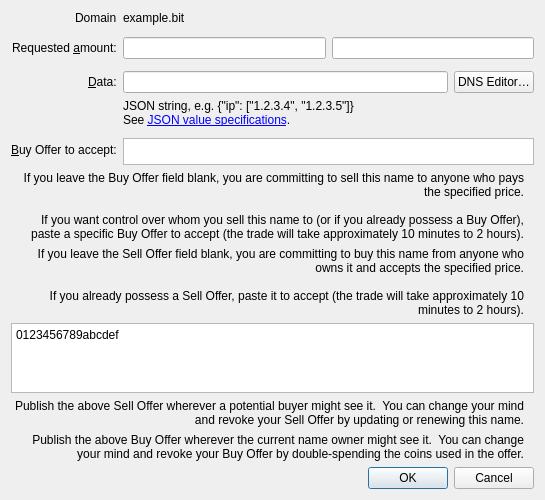
Before: the Qt Designer form electrum_nmc/electrum/gui/qt/forms/tradenamedialog.ui in sevenrats/electrum-nmc, drawn with Qt 5.
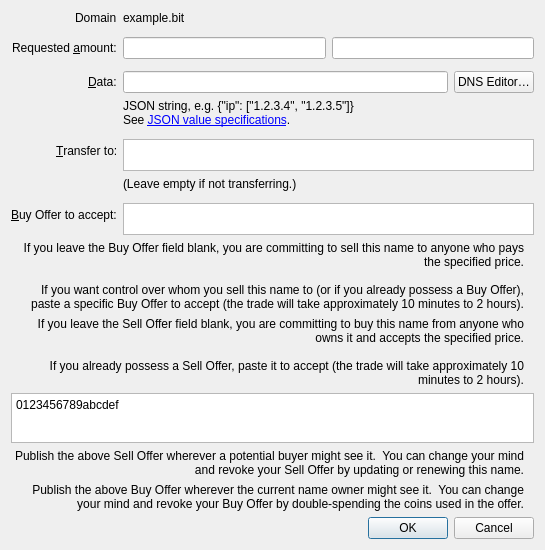
After: the same form once the commit is applied. Custom widgets are drawn as their Qt base class.

Commit message: Namecoin / Qt: Add destination to name_buy GUI

What changed in the file:
```diff
--- a/electrum_nmc/electrum/gui/qt/forms/tradenamedialog.ui
+++ b/electrum_nmc/electrum/gui/qt/forms/tradenamedialog.ui
@@ -7,7 +7,7 @@
     <x>0</x>
     <y>0</y>
     <width>545</width>
-    <height>500</height>
+    <height>550</height>
    </rect>
   </property>
   <property name="sizePolicy">
@@ -130,7 +130,7 @@
       </widget>
      </item>
      <item row="8" column="1">
-      <spacer name="verticalSpacer">
+      <spacer name="verticalSpacerDataTransferTo">
        <property name="orientation">
         <enum>Qt::Vertical</enum>
        </property>
@@ -143,6 +143,50 @@
       </spacer>
      </item>
      <item row="9" column="0">
+      <widget class="QLabel" name="labelTransferTo">
+       <property name="text">
+        <string>&amp;Transfer to:</string>
+       </property>
+       <property name="buddy">
+        <cstring>transferTo</cstring>
+       </property>
+      </widget>
+     </item>
+     <item row="9" column="1">
+      <layout class="QHBoxLayout" name="transferToLayout">
+       <property name="spacing">
+        <number>0</number>
+       </property>
+       <property name="sizeConstraint">
+        <enum>QLayout::SetDefaultConstraint</enum>
+       </property>
+       <item>
+        <widget class="QPayToEdit" name="transferTo">
+        </widget>
+       </item>
+      </layout>
+     </item>
+     <item row="10" column="1">
+      <widget class="QLabel" name="labelTransferToHint">
+       <property name="text">
+        <string>(Leave empty if not transferring.)</string>
+       </property>
+      </widget>
+     </item>
+     <item row="11" column="1">
+      <spacer name="verticalSpacerTransferToOffer">
+       <property name="orientation">
+        <enum>Qt::Vertical</enum>
+       </property>
+       <property name="sizeHint" stdset="0">
+        <size>
+         <width>20</width>
+         <height>16</height>
+        </size>
+       </property>
+      </spacer>
+     </item>
+     <item row="12" column="0">
       <widget class="QLabel" name="labelOffer">
        <property name="text">
         <string>&amp;Buy Offer to accept:</string>
@@ -152,7 +196,7 @@
        </property>
       </widget>
      </item>
-     <item row="9" column="1">
+     <item row="12" column="1">
       <layout class="QHBoxLayout" name="offerLayout">
        <property name="spacing">
         <number>0</number>
@@ -162,12 +206,18 @@
        </property>
        <item>
         <widget class="QPlainTextEdit" name="inputOffer">
+         <property name="maximumSize">
+          <size>
+           <width>16777215</width>
+           <height>50</height>
+          </size>
+         </property>
         </widget>
        </item>
       </layout>
      </item>
      <!--
-     <item row="10" column="1">
+     <item row="13" column="1">
       <widget class="QLabel" name="labelOfferHint">
        <property name="text">
         <string>(Leave empty if creating a new offer.)</string>
@@ -237,6 +287,12 @@
    </item>
    <item>
     <widget class="QPlainTextEdit" name="outputOffer">
+     <property name="maximumSize">
+      <size>
+       <width>16777215</width>
+       <height>50</height>
+      </size>
+     </property>
      <property name="plainText">
          <string>0123456789abcdef</string>
      </property>
```
Left out of the diff: 2 changed lines with no effect on the pictures. The commit also changes 1 other file.
